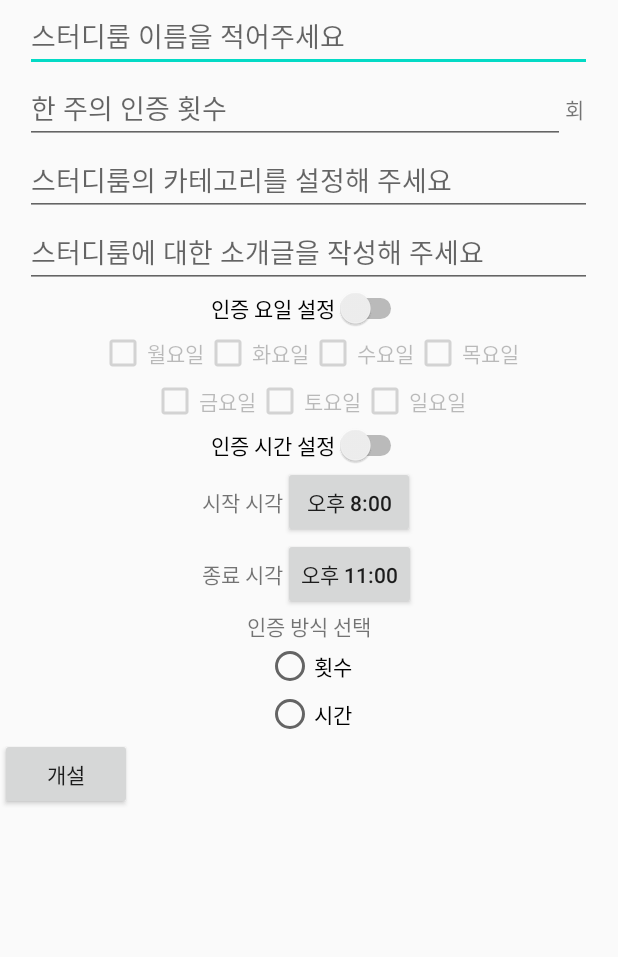
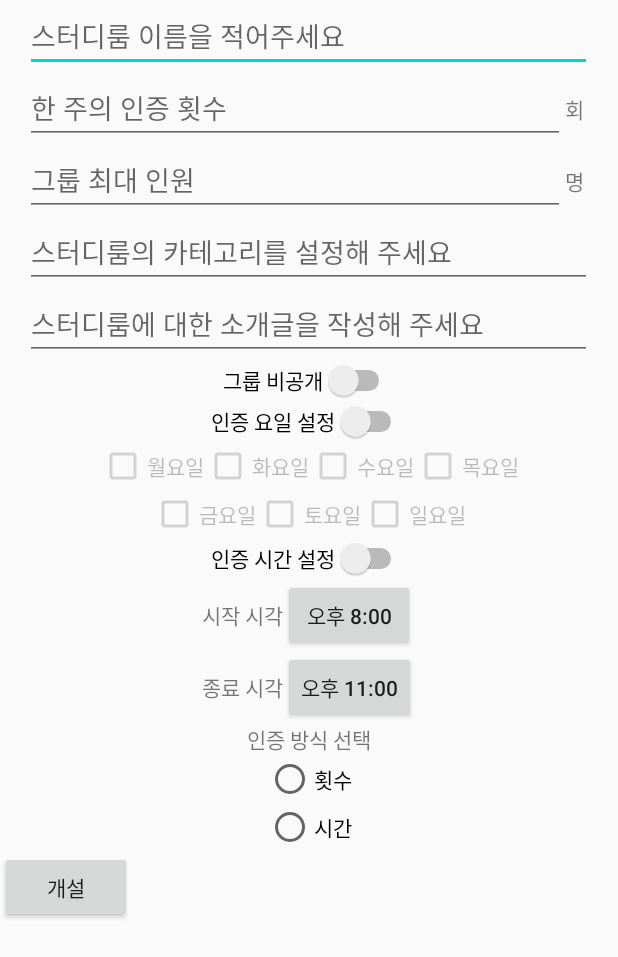
Before and after one commit to suzinxix/project, an Android app: the MakeRoom screen opened directly, with no data from a screen before it, on a phone screen of 412 x 824 dp. Shown: the top 957 px of the screen. Run offline under Robolectric (Android 15) with nearby library versions, the phone set to English and light mode, and no system bars; our stand-ins replace Firebase (no records; nobody signed in at launch, a user with empty details on screens opened directly).

Commit message:
방 개설 (일부 미완2)

```diff
--- a/app/src/main/res/layout/activity_makeroom.xml
+++ b/app/src/main/res/layout/activity_makeroom.xml
@@ -21,7 +21,7 @@
             android:layout_height="wrap_content"
             android:orientation="horizontal">
         <EditText
-            android:id="@+id/et_roomcategory"
+            android:id="@+id/et_roomauth"
             android:layout_width="360dp"
             android:layout_height="wrap_content"
             android:inputType="numberSigned"
@@ -32,14 +32,30 @@
                 android:text="회"/>
         </LinearLayout>
 
+        <LinearLayout
+            android:layout_width="wrap_content"
+            android:layout_height="wrap_content"
+            android:orientation="horizontal">
+            <EditText
+                android:id="@+id/et_roomperson"
+                android:layout_width="360dp"
+                android:layout_height="wrap_content"
+                android:inputType="numberSigned"
+                android:hint="그룹 최대 인원"/>
+            <TextView
+                android:layout_width="wrap_content"
+                android:layout_height="wrap_content"
+                android:text="명"/>
+        </LinearLayout>
+
         <EditText
-            android:id="@+id/et_roominfo"
+            android:id="@+id/et_roomcategory"
             android:layout_width="378dp"
             android:layout_height="wrap_content"
             android:hint="스터디룸의 카테고리를 설정해 주세요"/>
 
         <EditText
-            android:id="@+id/et_roomauth"
+            android:id="@+id/et_roominfo"
             android:layout_width="378dp"
             android:layout_height="wrap_content"
             android:hint="스터디룸에 대한 소개글을 작성해 주세요"/>
@@ -50,7 +66,12 @@
         android:layout_height="wrap_content"
         android:orientation="vertical"
         android:layout_gravity="center_horizontal|center_vertical">
-
+        <Switch
+            android:id="@+id/switch3"
+            android:layout_width="wrap_content"
+            android:layout_height="wrap_content"
+            android:layout_gravity="center_horizontal|center_vertical"
+            android:text="그룹 비공개" />
         <LinearLayout
             android:layout_width="wrap_content"
             android:layout_height="wrap_content"
```
